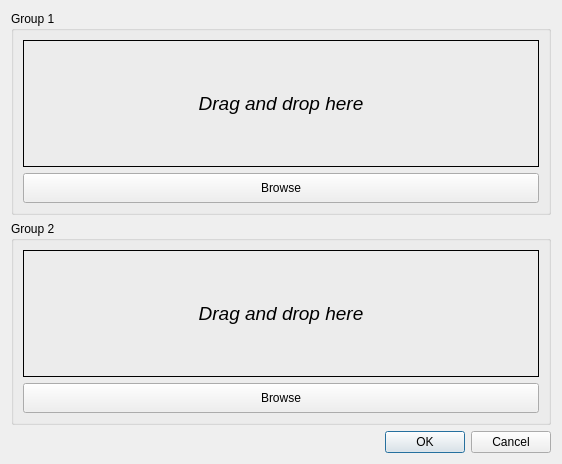
First picture: the form in res/layout/dialog_select_group.ui, repository luphysics/PyMODA, before the edit.
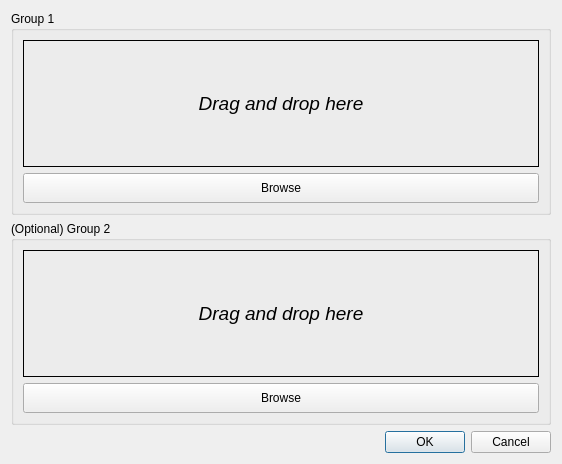
Second picture: the form after the edit. Custom widgets are drawn as their Qt base class.

Commit message: Group coherence now plotted in GCWindow

Patch:
```diff
--- a/res/layout/dialog_select_group.ui
+++ b/res/layout/dialog_select_group.ui
@@ -63,7 +63,7 @@
      <item>
       <widget class="QGroupBox" name="verticalGroupBox">
        <property name="title">
-        <string>Group 2</string>
+        <string>(Optional) Group 2</string>
        </property>
        <layout class="QVBoxLayout" name="verticalLayout_3">
         <item>
```
The commit also changes 9 other files.
